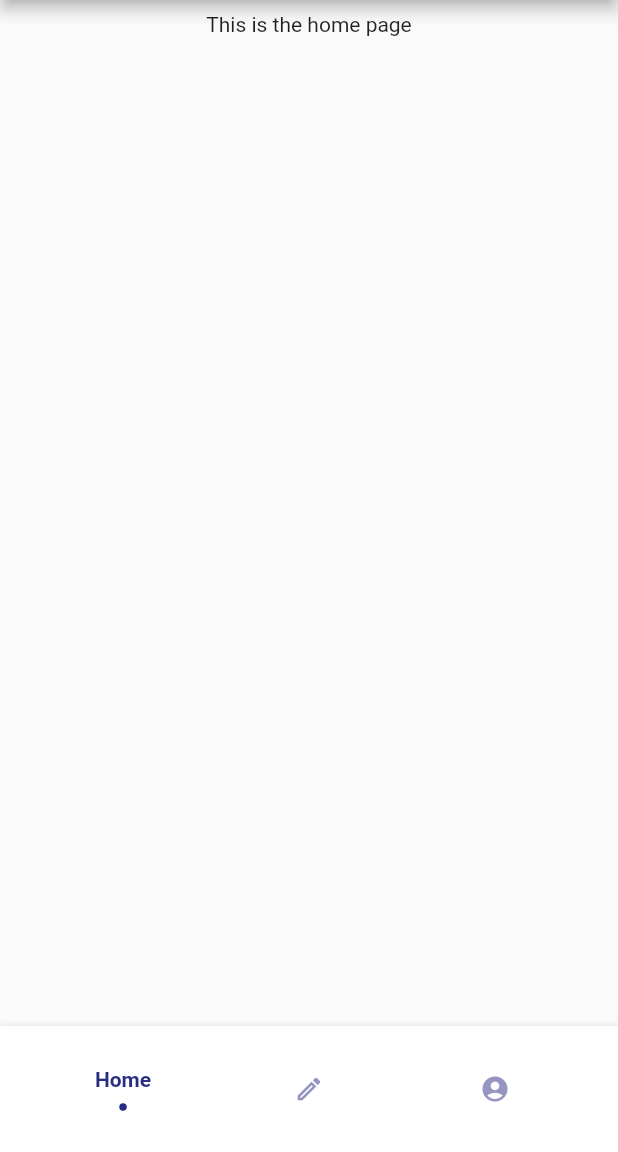
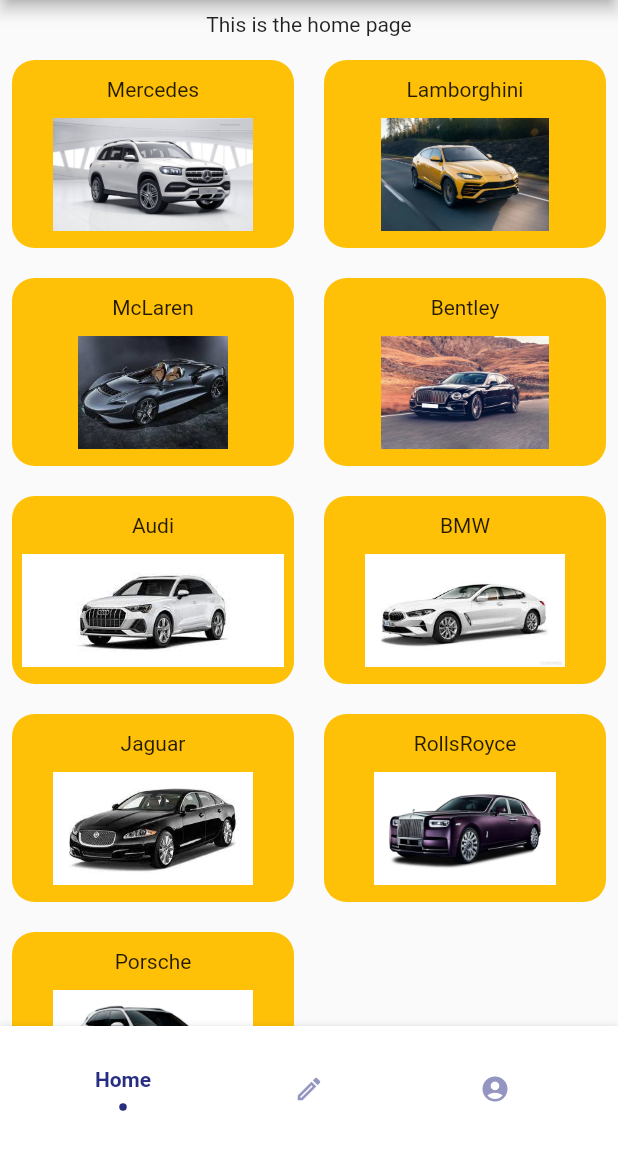
Before and after one commit to jaymalave/FlutterTask, a Flutter app: the HomePage screen opened directly, on a phone screen of 412 x 824 dp, the part 84-1236 px from its top. Run offline on Flutter 3.47's test engine with Material 2 defaults, Android fonts, the phone set to English and light mode, and no system bars; our stand-ins replace cloud_firestore, firebase_auth, firebase_core, firebase_messaging, flashy_tab_bar, get and 1 more; missing offline and left inert: dart:html; accounts and stored records are empty.

Commit message:
added gridview, data map

```diff
--- a/lib/views/home.dart
+++ b/lib/views/home.dart
@@ -8,15 +8,64 @@ class Home extends StatefulWidget {
 }
 
 class _HomeState extends State<Home> {
+  static const Map<int, String> carsData = {
+    0: 'Mercedes',
+    1: 'Lamborghini',
+    2: 'McLaren',
+    3: 'Bentley',
+    4: 'Audi',
+    5: 'BMW',
+    6: 'Jaguar',
+    7: 'RollsRoyce',
+    8: 'Porsche',
+  };
+
   @override
   Widget build(BuildContext context) {
-    return Container(
+    return SingleChildScrollView(
+      scrollDirection: Axis.vertical,
       child: Column(
-        children: const [
-           Padding(
-             padding: EdgeInsets.all(8.0),
-             child: Center(child: Text('This is the home page')),
-           ),
+
+        children: [
+          const Padding(
+            padding: EdgeInsets.all(8.0),
+            child: Center(child: Text('This is the home page')),
+          ),
+          Padding(
+            padding: const EdgeInsets.all(8.0),
+            child: GridView.builder(
+              physics: const ScrollPhysics(),
+                shrinkWrap: true,
+                scrollDirection: Axis.vertical,
+                gridDelegate: const SliverGridDelegateWithMaxCrossAxisExtent(
+                    maxCrossAxisExtent: 200,
+                    childAspectRatio: 3 / 2,
+                    crossAxisSpacing: 20,
+                    mainAxisSpacing: 20),
+                itemCount: carsData.length,
+                itemBuilder: (BuildContext ctx, index) {
+                  return Container(
+                    alignment: Alignment.center,
+                    child: Column(
+                      mainAxisAlignment: MainAxisAlignment.spaceEvenly,
+                      crossAxisAlignment: CrossAxisAlignment.center,
+                      children: [
+                        Text(carsData.values.elementAt(index)),
+                        Center(
+                          child: Image(
+                            image: AssetImage(
+                                'assets/images/${carsData.values.elementAt(index)}.png'),
+                            height: 75,
+                          ),
+                        ),
+                      ],
+                    ),
+                    decoration: BoxDecoration(
+                        color: Colors.amber,
+                        borderRadius: BorderRadius.circular(15)),
+                  );
+                }),
+          ),
         ],
       ),
     );
```
Also changed, not shown: pubspec.yaml (+10 -0 lines), assets/images/Audi.png (added), assets/images/BMW.png (added), assets/images/Bentley.png (added), assets/images/Jaguar.png (added), assets/images/Lamborghini.png (added), assets/images/McLaren.png (added), assets/images/Mercedes.png (added), assets/images/Porsche.png (added), assets/images/RollsRoyce.png (added).
